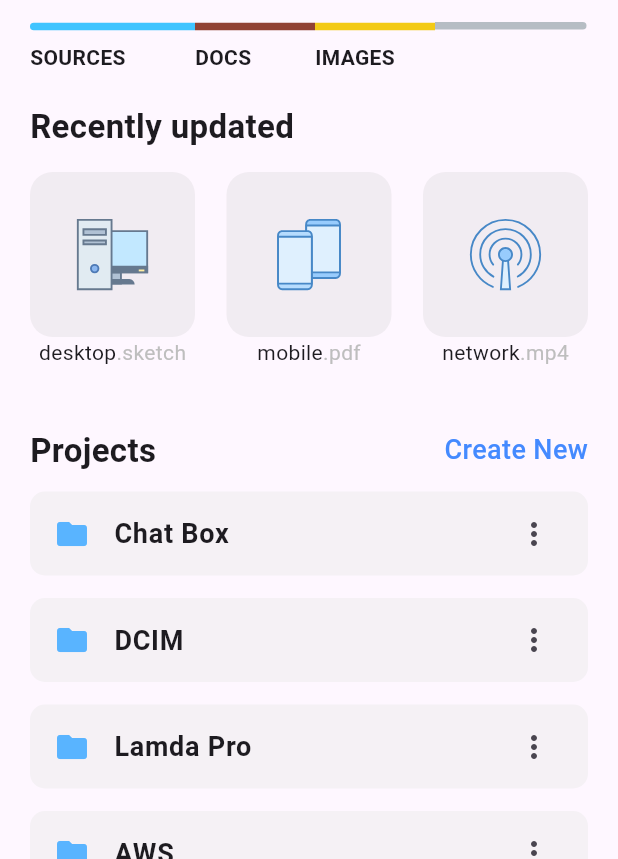
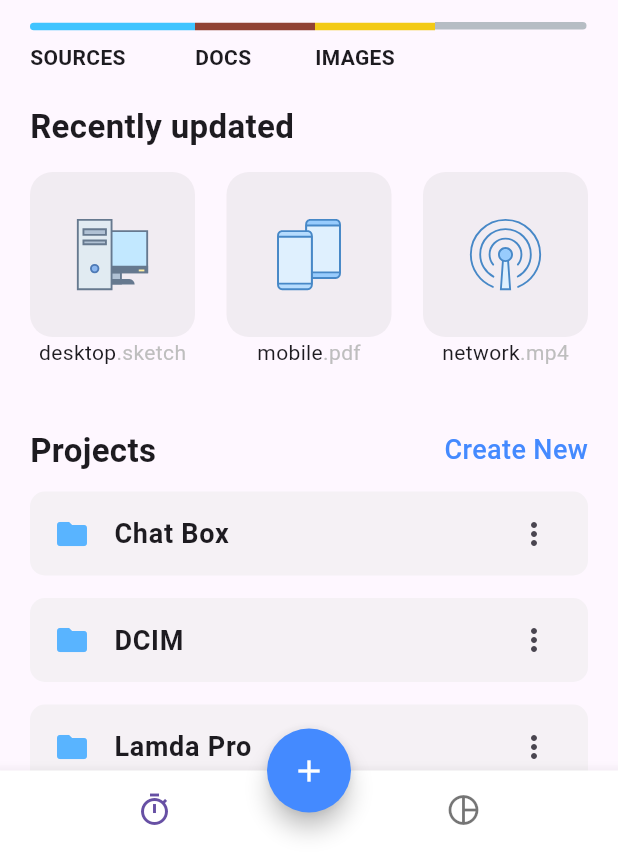
Before and after one commit to gackonu/flutter_demo_storage_app_ui, a Flutter app: the screen it shows after launch, on a phone screen of 412 x 824 dp, the part 377-1236 px from its top. Run offline on Flutter 3.47's test engine with Material 3 defaults, Android fonts, the light colour scheme and no system bars; our stand-ins replace flutter_svg.

Commit message:
Homepage buttom nav bar added

```diff
--- a/lib/main.dart
+++ b/lib/main.dart
@@ -1,4 +1,5 @@
 import 'package:flutter/material.dart';
+import 'package:storage_app/pages/home.dart';
 import 'package:storage_app/pages/home_page.dart';
 
 void main() {
@@ -12,7 +13,7 @@ class MyApp extends StatelessWidget {
   Widget build(BuildContext context) {
     return const MaterialApp(
       debugShowCheckedModeBanner: false,
-      home: HomePage(),
+      home: Home(),
     );
   }
 }
--- /dev/null
+++ b/lib/pages/chat_page.dart
@@ -0,0 +1,10 @@
+import 'package:flutter/material.dart';
+
+class ChatPage extends StatelessWidget {
+  const ChatPage({super.key});
+
+  @override
+  Widget build(BuildContext context) {
+    return const Placeholder();
+  }
+}
--- /dev/null
+++ b/lib/pages/home.dart
@@ -0,0 +1,59 @@
+import 'package:flutter/material.dart';
+import 'package:storage_app/pages/chat_page.dart';
+import 'package:storage_app/pages/home_page.dart';
+
+class Home extends StatefulWidget {
+  const Home({super.key});
+
+  @override
+  State<Home> createState() => _HomeState();
+}
+
+class _HomeState extends State<Home> {
+  int currentpage = 0;
+  List<Widget> pages = const [HomePage(), ChatPage()];
+
+  @override
+  Widget build(BuildContext context) {
+    return Scaffold(
+      body: IndexedStack(
+        index: currentpage,
+        children: pages,
+      ),
+      floatingActionButton: FloatingActionButton(
+        onPressed: () {},
+        backgroundColor: Colors.blueAccent,
+        shape: const CircleBorder(),
+        child: const Icon(
+          Icons.add,
+          color: Colors.white,
+        ),
+      ),
+      floatingActionButtonLocation: FloatingActionButtonLocation.centerDocked,
+      bottomNavigationBar: BottomNavigationBar(
+        backgroundColor: Colors.white,
+        showSelectedLabels: false,
+        showUnselectedLabels: false,
+        onTap: (value) {
+          setState(() {
+            currentpage = value;
+          });
+        },
+        items: const [
+          BottomNavigationBarItem(
+              icon: Icon(
+                Icons.timer_outlined,
+              ),
+              // activeIcon: Icon(Icons.timer_outlined, color: Colors.blueAccent,),
+              label: ''),
+          BottomNavigationBarItem(
+              icon: Icon(
+                Icons.pie_chart_outline_outlined,
+              ),
+              // activeIcon: Icon(Icons.timer_outlined, color: Colors.blueAccent,),
+              label: '')
+        ],
+      ),
+    );
+  }
+}
```
